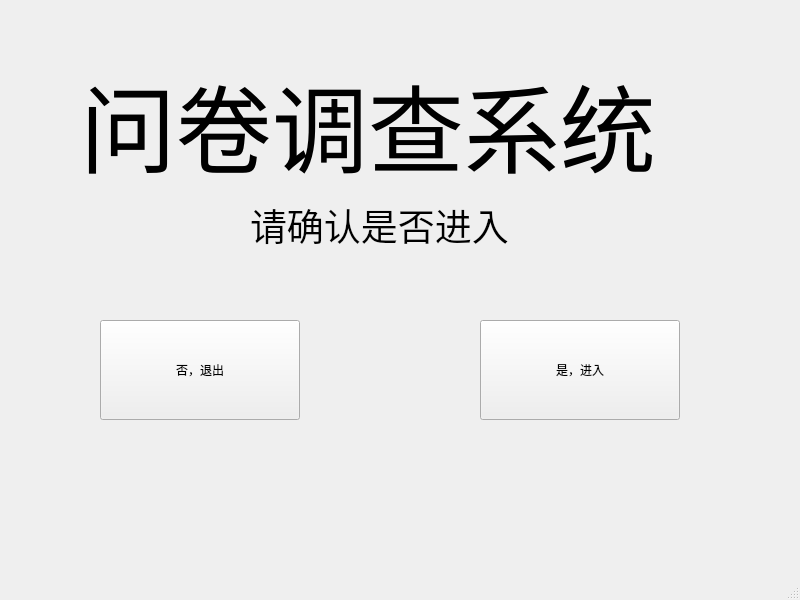
Before: the Qt Designer form mainwindow.ui in Chaijia-BBQ/POLL, drawn with Qt 5.
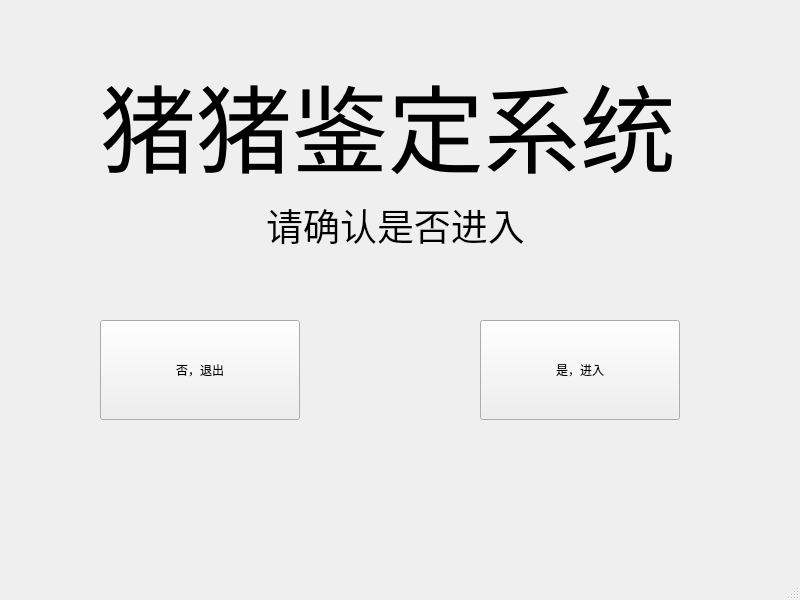
After: the same form once the commit is applied.

Patch:
```diff
--- a/mainwindow.ui
+++ b/mainwindow.ui
@@ -10,6 +10,18 @@
     <height>600</height>
    </rect>
   </property>
+  <property name="minimumSize">
+   <size>
+    <width>0</width>
+    <height>0</height>
+   </size>
+  </property>
+  <property name="maximumSize">
+   <size>
+    <width>16777215</width>
+    <height>600</height>
+   </size>
+  </property>
   <property name="windowTitle">
    <string>MainWindow</string>
   </property>
@@ -17,27 +29,27 @@
    <widget class="QLabel" name="POLL">
     <property name="geometry">
      <rect>
-      <x>80</x>
+      <x>100</x>
       <y>50</y>
       <width>591</width>
       <height>151</height>
      </rect>
     </property>
     <property name="text">
-     <string>&lt;html&gt;&lt;head/&gt;&lt;body&gt;&lt;p&gt;&lt;span style=&quot; font-size:72pt;&quot;&gt;问卷调查系统&lt;/span&gt;&lt;/p&gt;&lt;/body&gt;&lt;/html&gt;</string>
+     <string>&lt;html&gt;&lt;head/&gt;&lt;body&gt;&lt;p&gt;&lt;span style=&quot; font-size:72pt;&quot;&gt;猪猪鉴定系统&lt;/span&gt;&lt;/p&gt;&lt;/body&gt;&lt;/html&gt;</string>
     </property>
    </widget>
    <widget class="QLabel" name="OR">
     <property name="geometry">
      <rect>
-      <x>250</x>
+      <x>260</x>
       <y>190</y>
       <width>271</width>
       <height>71</height>
      </rect>
     </property>
     <property name="text">
-     <string>&lt;html&gt;&lt;head/&gt;&lt;body&gt;&lt;p&gt;&lt;span style=&quot; font-size:28pt;&quot;&gt;请确认是否进入&lt;/span&gt;&lt;/p&gt;&lt;/body&gt;&lt;/html&gt;</string>
+     <string>&lt;html&gt;&lt;head/&gt;&lt;body&gt;&lt;p align=&quot;center&quot;&gt;&lt;span style=&quot; font-size:28pt;&quot;&gt;请确认是否进入&lt;/span&gt;&lt;/p&gt;&lt;/body&gt;&lt;/html&gt;</string>
     </property>
    </widget>
    <widget class="QPushButton" name="In">
```
Left out of the diff: 18 changed lines with no effect on the pictures.
